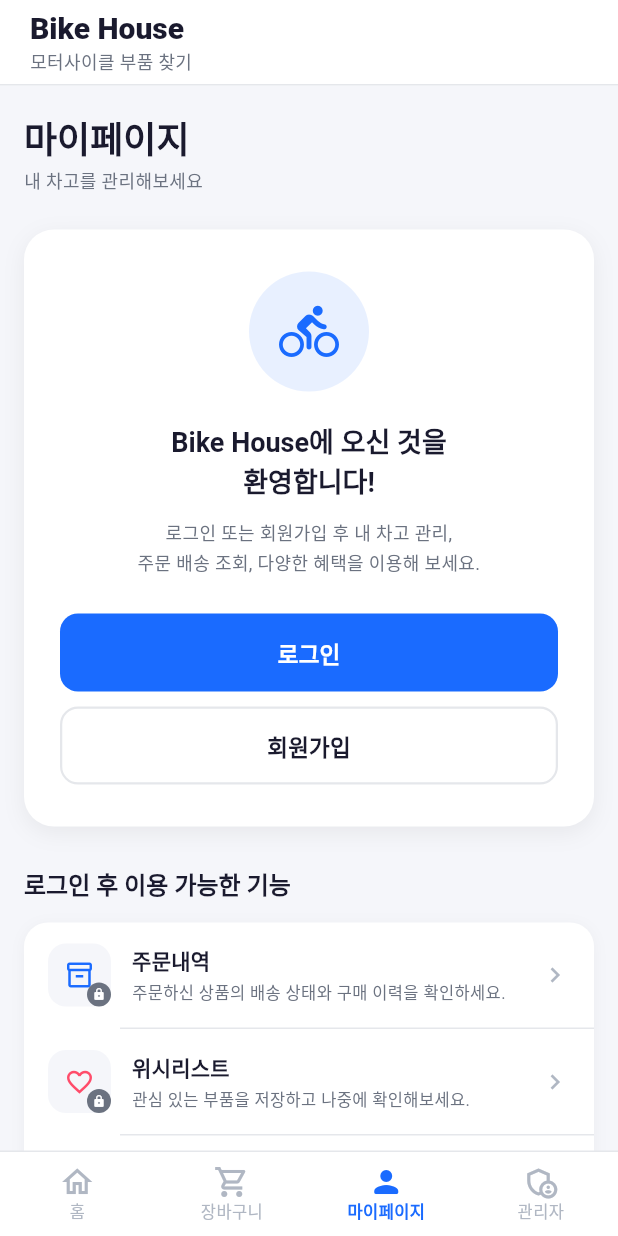
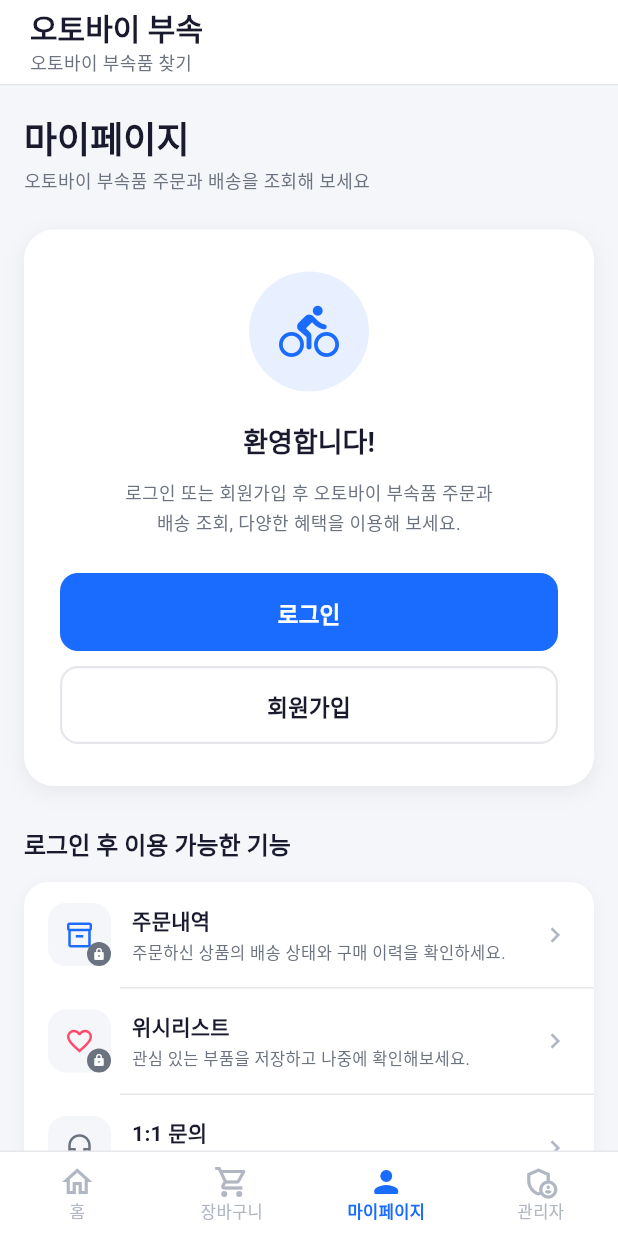
Before and after one commit to hyerin10/bike_house, a Flutter app: the screen it shows after launch, item 3 of the bottom bar chosen, on a phone screen of 412 x 824 dp. Run offline on Flutter 3.47's test engine with Material 3 defaults, Android fonts, the phone set to English and light mode, and no system bars; our stand-ins replace cached_network_image, flutter_riverpod, freezed_annotation, image_picker, permission_handler, shared_preferences and 1 more; accounts and stored records are empty.

Commit message:
chore: Bike House에서 오토바이 부속으로 앱 이름 변경

```diff
--- a/lib/core/utils/constants.dart
+++ b/lib/core/utils/constants.dart
@@ -1,9 +1,9 @@
 // 앱 전역 상수 정의
 /// 앱 이름
-const String kAppName = 'Bike House';
+const String kAppName = '오토바이 부속';
 
 /// 앱 슬로건
-const String kAppSlogan = '모터사이클 부품 찾기';
+const String kAppSlogan = '오토바이 부속품 찾기';
 
 /// 하단 네비게이션 탭 인덱스 상수
 class NavIndex {
--- a/lib/features/auth/presentation/login_screen.dart
+++ b/lib/features/auth/presentation/login_screen.dart
@@ -3,6 +3,7 @@
 import 'package:flutter_riverpod/flutter_riverpod.dart';
 
 import '../../../core/theme/app_theme.dart';
+import '../../../core/utils/constants.dart';
 import '../application/login_controller.dart';
 import 'sign_up_screen.dart';
 
@@ -49,7 +50,7 @@
                   ),
                   const SizedBox(height: 16),
                   Text(
-                    'Bike House',
+                    kAppName,
                     style: Theme.of(context).textTheme.headlineMedium?.copyWith(
                           fontWeight: FontWeight.w800,
                           color: AppColors.textPrimary,
@@ -57,7 +58,7 @@
                   ),
                   const SizedBox(height: 4),
                   Text(
-                    '내 차고를 관리해보세요',
+                    '오토바이 부속품 주문과 배송을 조회해 보세요',
                     style: Theme.of(context).textTheme.bodyMedium,
                   ),
                   const SizedBox(height: 32),
--- a/lib/features/auth/presentation/sign_up_screen.dart
+++ b/lib/features/auth/presentation/sign_up_screen.dart
@@ -123,7 +123,7 @@
               borderRadius: BorderRadius.circular(10),
             ),
             child: Text(
-              'Bike House에 가입하여 내 오토바이를 관리하고 주문 내역을 확인해 보세요.',
+              '가입하시면 오토바이 부속품 주문과 배송 조회를 한곳에서 편리하게 이용하실 수 있어요.',
               style: Theme.of(context).textTheme.bodyMedium?.copyWith(
                     color: AppColors.primary,
                     height: 1.5,
--- a/lib/features/profile/presentation/my_page_screen.dart
+++ b/lib/features/profile/presentation/my_page_screen.dart
@@ -37,7 +37,10 @@
             // ─── 페이지 타이틀 ──────────────────────────────────────────
             Text('마이페이지', style: Theme.of(context).textTheme.headlineLarge),
             const SizedBox(height: 2),
-            Text('내 차고 관리', style: Theme.of(context).textTheme.bodyMedium),
+            Text(
+              '오토바이 부속품 주문·배송 조회',
+              style: Theme.of(context).textTheme.bodyMedium,
+            ),
             const SizedBox(height: 20),
 
             // ─── 프로필 카드 ────────────────────────────────────────────
@@ -79,7 +82,7 @@
           Text('마이페이지', style: Theme.of(context).textTheme.headlineLarge),
           const SizedBox(height: 4),
           Text(
-            '내 차고를 관리해보세요',
+            '오토바이 부속품 주문과 배송을 조회해 보세요',
             style: Theme.of(context).textTheme.bodyMedium,
           ),
           const SizedBox(height: 24),
@@ -139,7 +142,7 @@
 
           // 환영 문구
           Text(
-            'Bike House에 오신 것을\n환영합니다!',
+            '환영합니다!',
             textAlign: TextAlign.center,
             style: Theme.of(context).textTheme.titleLarge?.copyWith(
                   fontSize: 18,
@@ -151,7 +154,7 @@
 
           // 서브 문구
           Text(
-            '로그인 또는 회원가입 후 내 차고 관리,\n주문 배송 조회, 다양한 혜택을 이용해 보세요.',
+            '로그인 또는 회원가입 후 오토바이 부속품 주문과\n배송 조회, 다양한 혜택을 이용해 보세요.',
             textAlign: TextAlign.center,
             style: Theme.of(context).textTheme.bodyMedium?.copyWith(
                   height: 1.6,
```
Also changed, not shown: 4 other files.
